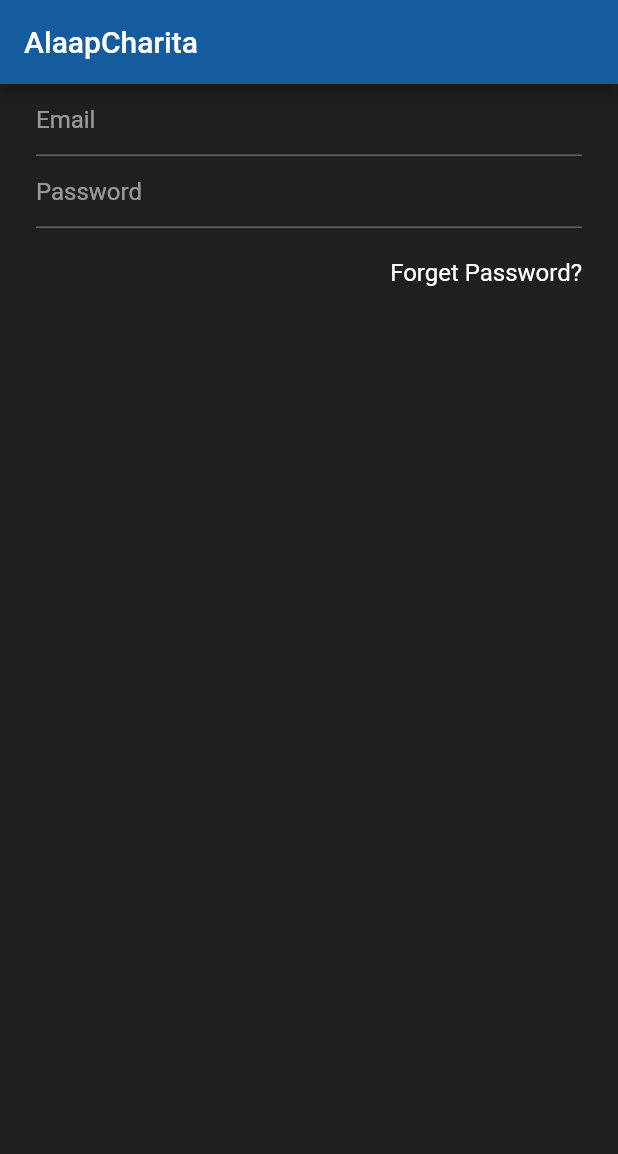
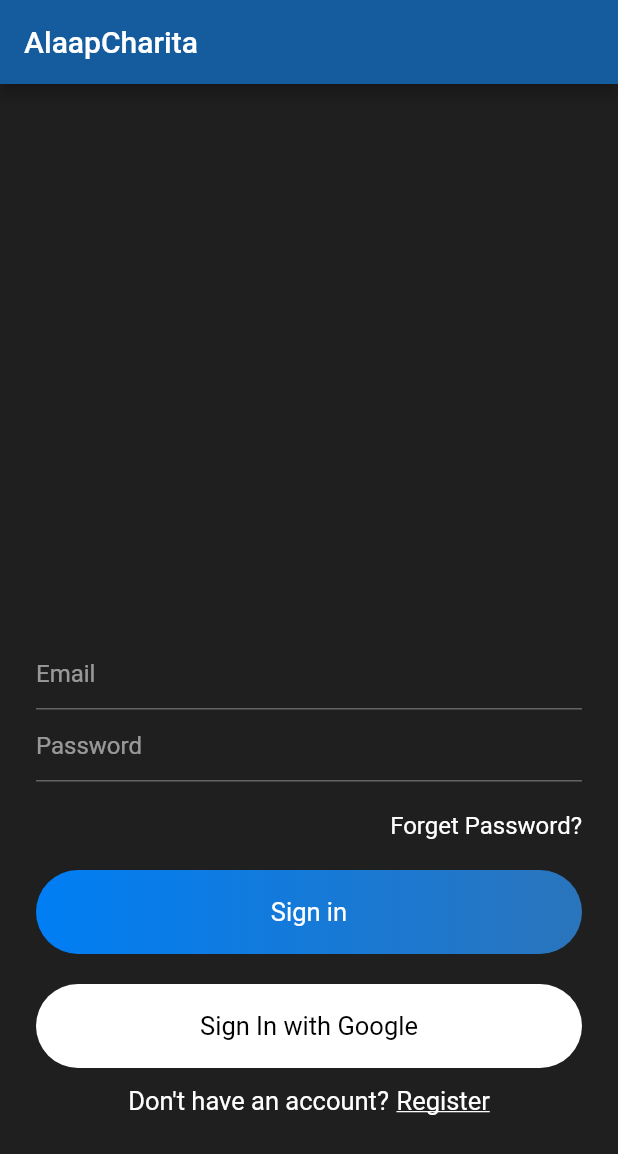
Before and after one commit to SaminYeaser/chat_app, a Flutter app: the screen it shows after launch, on a phone screen of 412 x 824 dp. Shown: the top 1154 px of the screen. Run offline on Flutter 3.47's test engine with Material 2 defaults, Android fonts, the phone set to English and light mode, and no system bars.

Commit message:
scrollview added

```diff
--- a/lib/views/signin.dart
+++ b/lib/views/signin.dart
@@ -13,7 +13,11 @@ class _SignInState extends State<SignIn> {
       appBar: appBarMain(context),
       body: Container(
         padding: EdgeInsets.symmetric(horizontal: 24),
+        child: Container(
+          alignment: Alignment.bottomCenter,
+          child: SingleChildScrollView(
             child: Column(
+              mainAxisSize: MainAxisSize.min,
               children: <Widget>[
                 TextField(
                   style: textFieldStyle(),
@@ -34,8 +38,78 @@ class _SignInState extends State<SignIn> {
                       style: TextStyle(color: Colors.white, fontSize: 16),
                     ),
                   ),
+                ),
+                SizedBox(
+                  height: 20,
+                ),
+                Container(
+                  alignment: Alignment.center,
+                  width: MediaQuery.of(context).size.width,
+                  padding: EdgeInsets.symmetric(vertical: 18),
+                  decoration: BoxDecoration(
+                    borderRadius: BorderRadius.circular(50),
+                    gradient: LinearGradient(
+                      colors: [
+                        const Color(0xff007EF4),
+                        const Color(0xff2A75BC)
+                      ]
+                    )
+                  ),
+                  child: Text('Sign in',
+                  style: TextStyle(
+                    fontSize: 17,
+                    color: Colors.white
+                  ),
+                  ),
+                ),
+                SizedBox(
+                  height: 20,
+                ),
+                Container(
+                  alignment: Alignment.center,
+                  width: MediaQuery.of(context).size.width,
+                  padding: EdgeInsets.symmetric(vertical: 18),
+                  decoration: BoxDecoration(
+                      borderRadius: BorderRadius.circular(50),
+                      color: Colors.white
+                  ),
+                  child: Text('Sign In with Google',
+                    style: TextStyle(
+                        fontSize: 17,
+                        color: Colors.black
+                    ),
+                  ),
+                ),
+                SizedBox(
+                  height: 12,
+                ),
+                Row(
+                  mainAxisAlignment: MainAxisAlignment.center,
+                  children: <Widget>[
+                    Text("Don't have an account?",
+                    style: TextStyle(
+                      color: Colors.white,
+                      fontSize: 17
+                    ),
+                    ),
+                    SizedBox(
+                      width: 5,
+                    ),
+                    Text('Register',
+                    style: TextStyle(
+                      decoration: TextDecoration.underline,
+                      color: Colors.white,
+                      fontSize: 17
+                    ),
+                    ),
+                  ],
+                ),
+                SizedBox(
+                  height: 80,
                 )
               ],
+            ),
+          ),
         ),
       ),
     );
```
Lines whose indentation alone changed are shown as unchanged.
